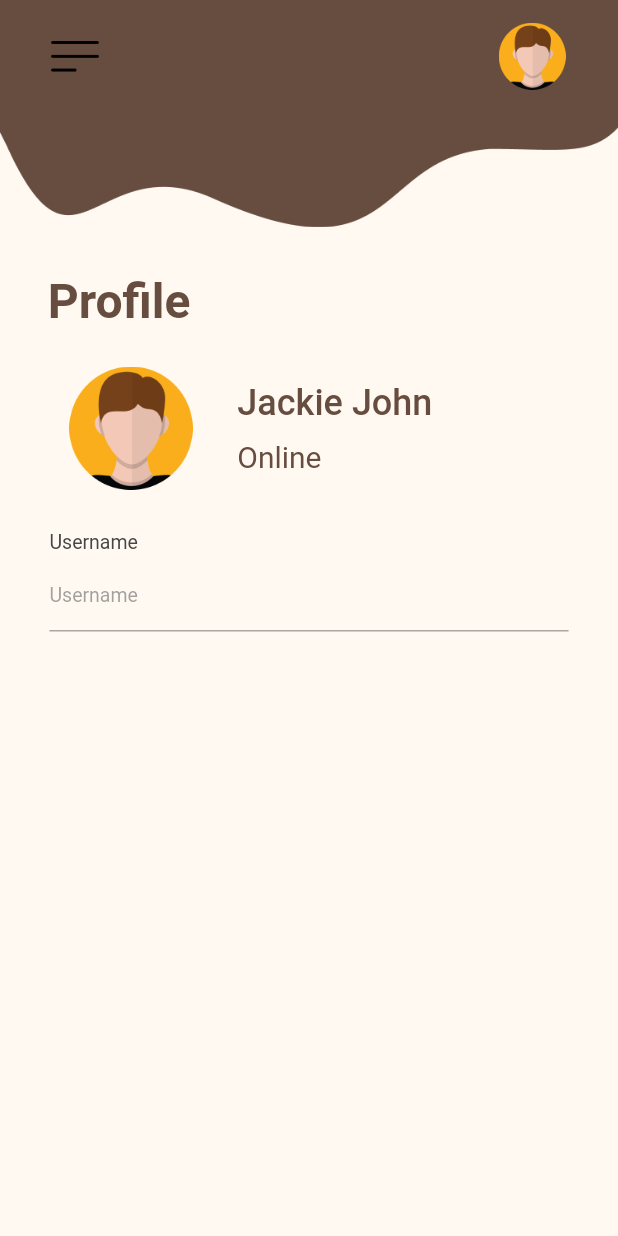
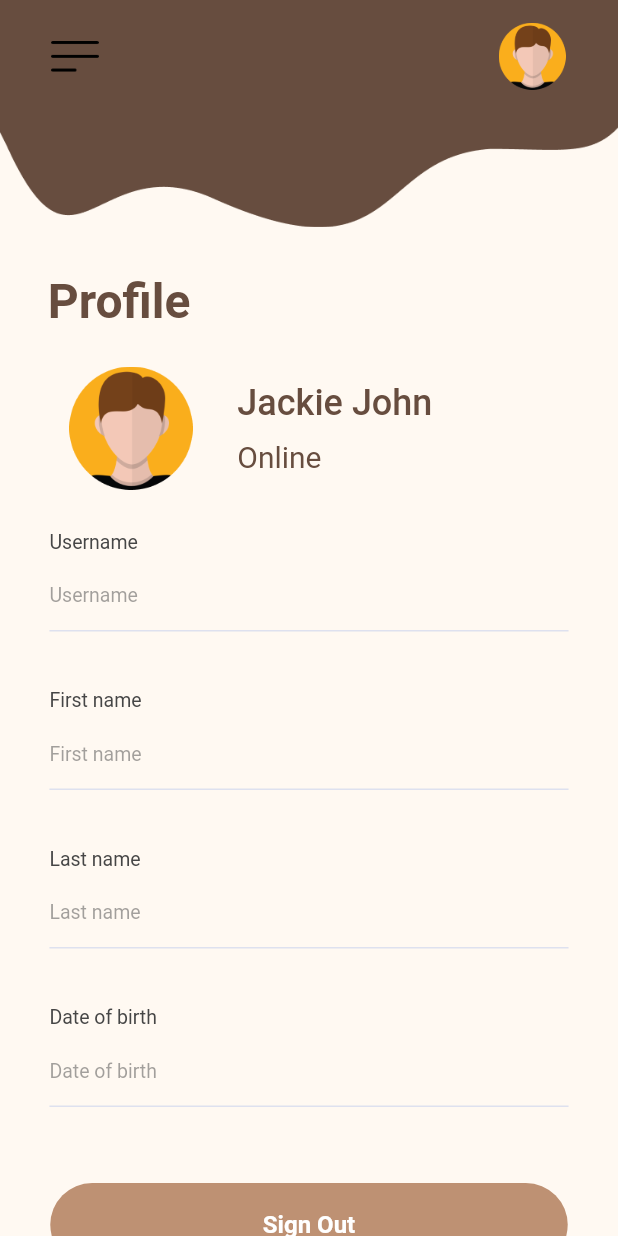
Before and after one commit to faith325/isfandiyor_azimov, a Flutter app: the ThirdScreen screen opened directly, on a phone screen of 412 x 824 dp. Run offline on Flutter 3.47's test engine with Material 2 defaults, Android fonts, the phone set to English and light mode, and no system bars; our stand-ins replace flutter_screenutil, flutter_svg.

Commit message:
add TextField widget

```diff
--- a/lib/ui/third/third_screen.dart
+++ b/lib/ui/third/third_screen.dart
@@ -1,6 +1,8 @@
 import 'package:flutter/material.dart';
 import 'package:flutter/services.dart';
 import 'package:flutter_screenutil/flutter_screenutil.dart';
+import 'package:isfandiyor_azimov/ui/first/widgets/button_widgets.dart';
+import 'package:isfandiyor_azimov/ui/third/widgets/text_field_widget.dart';
 import 'package:isfandiyor_azimov/utills/color.dart';
 import 'package:isfandiyor_azimov/utills/icons.dart';
 
@@ -83,30 +85,17 @@ class _ThirdScreenState extends State<ThirdScreen> {
                 ),
               ),
               SizedBox(height: 27.h,),
-              Padding(
-                padding: EdgeInsets.symmetric(horizontal:30.w ),
-                child: Column(
-                  crossAxisAlignment: CrossAxisAlignment.start,
-                  children: [
-                    Text(
-                        "Username",
-                        style: Theme.of(context).textTheme.bodyMedium!.copyWith(fontSize: 13,fontWeight: FontWeight.w400,color: AppColors.C_464646)
-                    ),
-                    SizedBox(height: 4.h,),
-                    TextField(
-                        style: Theme.of(context).textTheme.bodyMedium!.copyWith(fontSize: 13,fontWeight: FontWeight.w400,color: AppColors.C_464646),
-                      decoration: InputDecoration(
-                       hintText:
-                          "Username",
-                        hintStyle:Theme.of(context).textTheme.bodyMedium!.copyWith(fontSize: 13,fontWeight: FontWeight.w400,color: AppColors.C_464646.withOpacity(0.5)),
+              TextFieldWidget(title: "Username", textActionType: TextInputAction.next),
+              SizedBox(height: 38.h,),
+              TextFieldWidget(title: "First name", textActionType: TextInputAction.next),
+              SizedBox(height: 38.h,),
+              TextFieldWidget(title: "Last name", textActionType: TextInputAction.next),
+              SizedBox(height: 38.h,),
+              TextFieldWidget(title: "Date of birth", textActionType: TextInputAction.done),
+              SizedBox(height: 50.h,),
+              Center(child: ButtonWidget(text: "Sign Out"))
 
-                      ),
 
-                    )
-                  ],
-                ),
-
-              )
 
 
 
--- /dev/null
+++ b/lib/ui/third/widgets/text_field_widget.dart
@@ -0,0 +1,52 @@
+import 'package:flutter/material.dart';
+import 'package:flutter_screenutil/flutter_screenutil.dart';
+import 'package:isfandiyor_azimov/utills/color.dart';
+class TextFieldWidget extends StatelessWidget {
+  const TextFieldWidget({Key? key, required this.title,  required this.textActionType}) : super(key: key);
+  final String title;
+  final TextInputAction textActionType;
+
+
+  @override
+  Widget build(BuildContext context) {
+    return Padding(
+      padding: EdgeInsets.symmetric(horizontal:30.w ),
+      child: Column(
+        crossAxisAlignment: CrossAxisAlignment.start,
+        children: [
+          Text(
+              title,
+              style: Theme.of(context).textTheme.bodyMedium!.copyWith(fontSize: 13,fontWeight: FontWeight.w400,color: AppColors.C_464646)
+          ),
+          SizedBox(height: 4.h,),
+          TextField(
+            style: Theme.of(context).textTheme.bodyMedium!.copyWith(fontSize: 13,fontWeight: FontWeight.w400,color: AppColors.C_464646),
+            decoration: InputDecoration(
+                hintText:
+                title,
+                hintStyle:Theme.of(context).textTheme.bodyMedium!.copyWith(fontSize: 13,fontWeight: FontWeight.w400,color: AppColors.C_464646.withOpacity(0.5)),
+                enabledBorder: UnderlineInputBorder(
+                  borderSide: BorderSide(
+                    color: AppColors.C_DEE1EF,
+                  ),
+
+                ),
+                errorBorder: UnderlineInputBorder(
+                  borderSide: BorderSide(
+                    color: AppColors.C_DEE1EF,
+                  ),
+                ),
+                border:  UnderlineInputBorder(
+                    borderSide: BorderSide(
+                      color: AppColors.C_DEE1EF,)
+                )
+            ),
+            keyboardType: TextInputType.text,
+            textInputAction: textActionType,
+          )
+        ],
+      ),
+
+    );
+  }
+}
```
